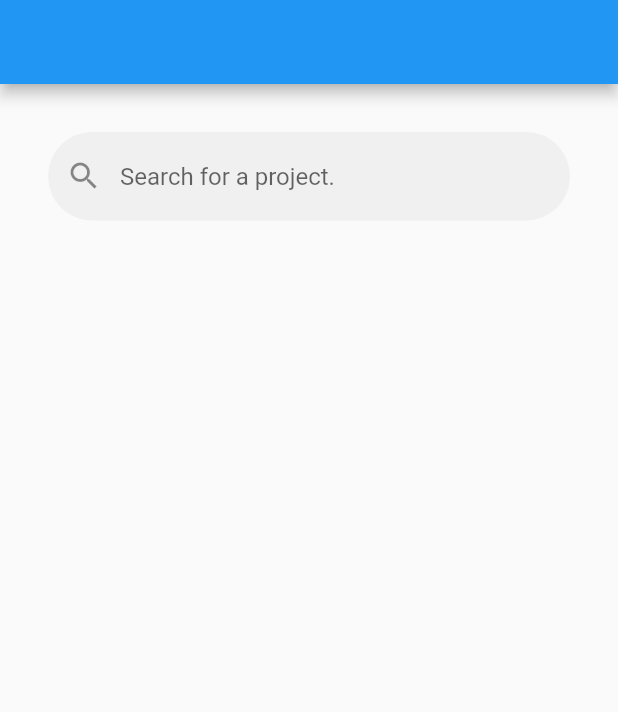
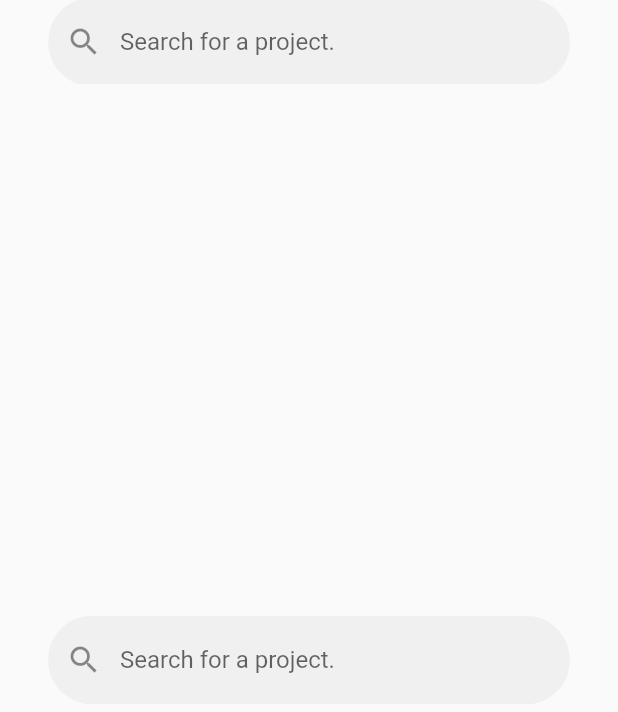
Before and after one commit to kiyokawakouji/github-connect, a Flutter app: the screen it shows after launch, on a phone screen of 412 x 824 dp. Shown: the top 712 px of the screen. Run offline on Flutter 3.47's test engine with Material 2 defaults, Android fonts, the phone set to English and light mode, and no system bars.

```diff
--- a/lib/main.dart
+++ b/lib/main.dart
@@ -13,8 +13,8 @@ class MyApp extends StatelessWidget {
     return MaterialApp(
       title: 'Flutter Demo',
       theme: ThemeData(
-        primarySwatch: Colors.blue,
-      ),
+          // primarySwatch: Colors.blue,
+          ),
       home: const SearchResultView(title: 'Flutter Demo Home Page'),
     );
   }
--- a/lib/view/search_result_view.dart
+++ b/lib/view/search_result_view.dart
@@ -14,17 +14,16 @@ class _SearchResultViewState extends State<SearchResultView> {
   Widget build(BuildContext context) {
     return Scaffold(
       appBar: AppBar(
-          // title: Text(widget.title),
-          ),
+        elevation: 0,
+        backgroundColor: Colors.transparent,
+        title: Center(
+          child: _SearchBarWidget(),
+        ),
+      ),
       body: Padding(
         padding: const EdgeInsets.all(16),
-        child: Column(
-          crossAxisAlignment: CrossAxisAlignment.start,
-          children: [
-            Center(
-              child: _SearchBarWidget(),
-            ),
-          ],
+        child: Center(
+          child: _SearchBarWidget(),
         ),
       ),
     );
```
